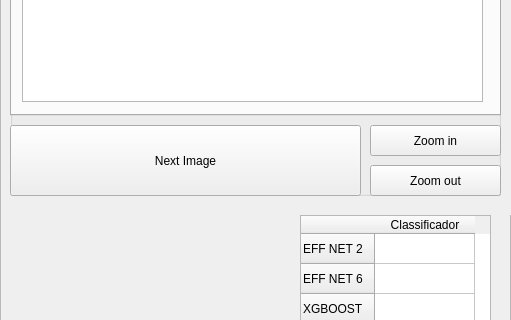
Qt form Interface/main.ui (Andreixzc/Pap-smear-CellClassification) before a commit; both pictures show x 0 to 511 and y 394 to 714 of the 1302 by 896 pixel window.
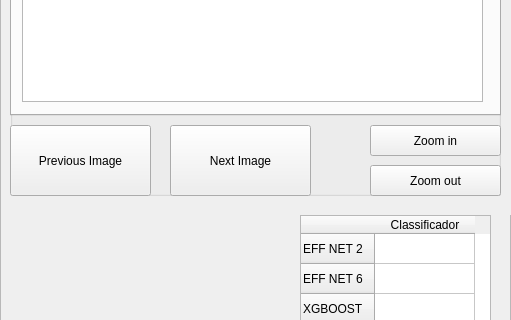
The same form after that commit.

What changed in the file:
```diff
--- a/Interface/main.ui
+++ b/Interface/main.ui
@@ -218,7 +218,20 @@
        <rect>
         <x>0</x>
         <y>490</y>
-        <width>351</width>
+        <width>141</width>
+        <height>71</height>
+       </rect>
+      </property>
+      <property name="text">
+       <string>Previous Image</string>
+      </property>
+     </widget>
+     <widget class="QPushButton" name="nextImage">
+      <property name="geometry">
+       <rect>
+        <x>160</x>
+        <y>490</y>
+        <width>141</width>
         <height>71</height>
        </rect>
       </property>
```
Left out of the diff: 2 changed lines with no effect on the pictures.
